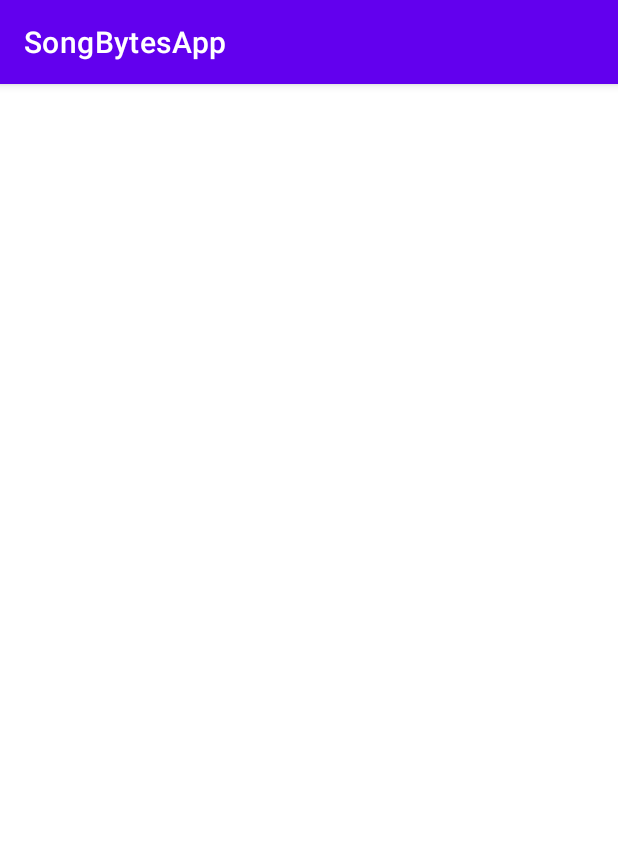
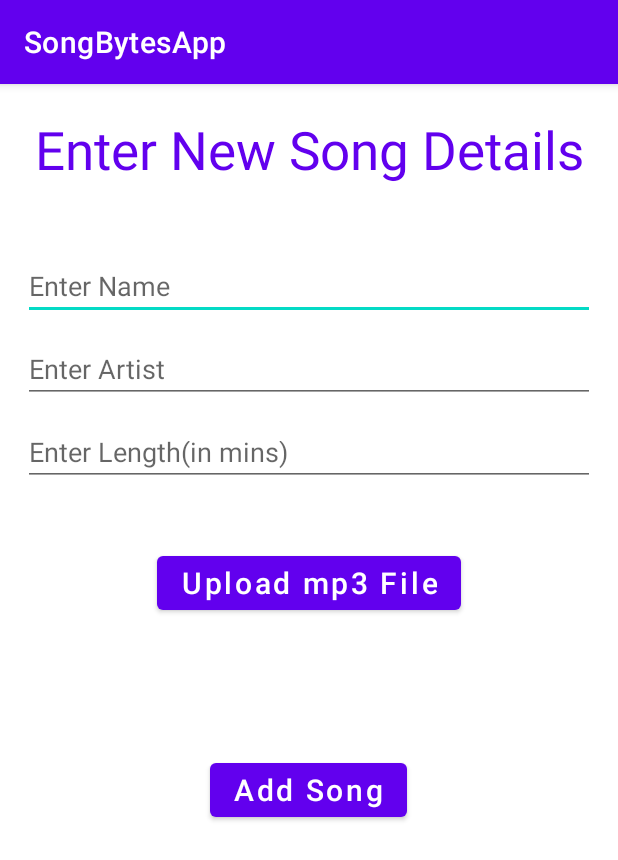
Before and after one commit to omarbaba99/SongBytesApp, an Android app: the AddSongActivity screen opened directly, with no data from a screen before it, on a phone screen of 412 x 824 dp. Shown: the top 860 px of the screen. Run offline under Robolectric (Android 15) with nearby library versions, the phone set to English and light mode, and no system bars.

```diff
--- a/app/build.gradle
+++ b/app/build.gradle
@@ -33,6 +33,7 @@ dependencies {
     implementation 'androidx.appcompat:appcompat:1.2.0'
     implementation 'com.google.android.material:material:1.2.1'
     implementation 'androidx.constraintlayout:constraintlayout:2.0.4'
+    implementation 'androidx.legacy:legacy-support-v4:1.0.0'
     testImplementation 'junit:junit:4.+'
     androidTestImplementation 'androidx.test.ext:junit:1.1.2'
     androidTestImplementation 'androidx.test.espresso:espresso-core:3.3.0'
--- a/app/src/main/res/layout/activity_add_song.xml
+++ b/app/src/main/res/layout/activity_add_song.xml
@@ -1,9 +1,95 @@
 <?xml version="1.0" encoding="utf-8"?>
-<androidx.constraintlayout.widget.ConstraintLayout xmlns:android="http://schemas.android.com/apk/res/android"
+<RelativeLayout xmlns:android="http://schemas.android.com/apk/res/android"
     xmlns:app="http://schemas.android.com/apk/res-auto"
     xmlns:tools="http://schemas.android.com/tools"
     android:layout_width="match_parent"
     android:layout_height="match_parent"
     tools:context=".AddSongActivity">
 
-</androidx.constraintlayout.widget.ConstraintLayout>
+    <TextView
+        android:id="@+id/mainTextHeader1"
+        android:layout_width="match_parent"
+        android:layout_height="wrap_content"
+        android:layout_centerHorizontal="true"
+        android:layout_marginTop="20dp"
+        android:gravity="center"
+        android:text="Enter New Song Details"
+        android:layout_marginBottom="50dp"
+        android:textColor="@color/design_default_color_primary"
+        android:textSize="35sp"/>
+
+    <EditText
+        android:id="@+id/editTextName"
+        android:layout_below="@id/mainTextHeader1"
+        android:layout_width="match_parent"
+        android:hint="Enter Name"
+        android:layout_marginHorizontal="15dp"
+        android:layout_marginBottom="15dp"
+        android:layout_height="40dp" />
+
+    <EditText
+        android:id="@+id/editTextArtist"
+        android:layout_below="@id/editTextName"
+        android:layout_width="match_parent"
+        android:hint="Enter Artist"
+        android:layout_marginHorizontal="15dp"
+        android:layout_marginBottom="15dp"
+        android:layout_height="40dp" />
+
+
+    <EditText
+        android:id="@+id/editTextLength"
+        android:layout_width="match_parent"
+        android:inputType="number"
+        android:layout_below="@id/editTextArtist"
+        android:hint="Enter Length(in mins)"
+        android:layout_marginHorizontal="15dp"
+        android:layout_marginBottom="15dp"
+        android:layout_height="40dp"
+        />
+
+    <Button
+        android:id="@+id/button_upload"
+        android:layout_below="@+id/editTextLength"
+        android:layout_centerHorizontal="true"
+        android:layout_width="wrap_content"
+        android:layout_height="wrap_content"
+        android:textColor="@color/white"
+        android:text="Upload mp3 File"
+        android:textAllCaps="false"
+        android:textSize="20dp"
+        app:backgroundTint="@color/design_default_color_primary"
+        android:layout_marginTop="25dp"
+        android:onClick="uploadSong"
+        />
+
+    <LinearLayout
+        android:id="@+id/linLayout"
+        android:layout_width="200dp"
+        android:layout_below="@+id/button_upload"
+        android:layout_height="40dp"
+        android:layout_centerHorizontal="true"
+        android:orientation="vertical"
+        android:gravity="center_horizontal">
+        <TextView
+            android:id="@+id/tvAttachment"
+            android:layout_width="wrap_content"
+            android:layout_height="wrap_content"
+            android:visibility="gone"/>
+    </LinearLayout>
+    <Button
+        android:id="@+id/button_addSong"
+        android:layout_below="@id/linLayout"
+        android:layout_centerHorizontal="true"
+        android:layout_width="wrap_content"
+        android:layout_height="wrap_content"
+        android:textColor="@color/white"
+        android:text="Add Song"
+        android:textAllCaps="false"
+        android:textSize="20dp"
+        app:backgroundTint="@color/design_default_color_primary"
+        android:layout_marginTop="50dp"
+        android:onClick="addSong"
+        />
+
+</RelativeLayout>
--- a/app/src/main/res/values/strings.xml
+++ b/app/src/main/res/values/strings.xml
@@ -1,3 +1,5 @@
 <resources>
     <string name="app_name">SongBytesApp</string>
+    <!-- TODO: Remove or change this placeholder text -->
+    <string name="hello_blank_fragment">Hello blank fragment</string>
 </resources>
```
Also changed, not shown: app/src/main/java/com/example/songbytesapp/AddSongActivity.java (+38 -1 lines), app/src/main/java/com/example/songbytesapp/DisplaySongFragment.java (added, +64 -0 lines), app/src/main/res/layout/activity_songs.xml (+7 -0 lines), app/src/main/res/layout/fragment_display_song.xml (added, +14 -0 lines).
